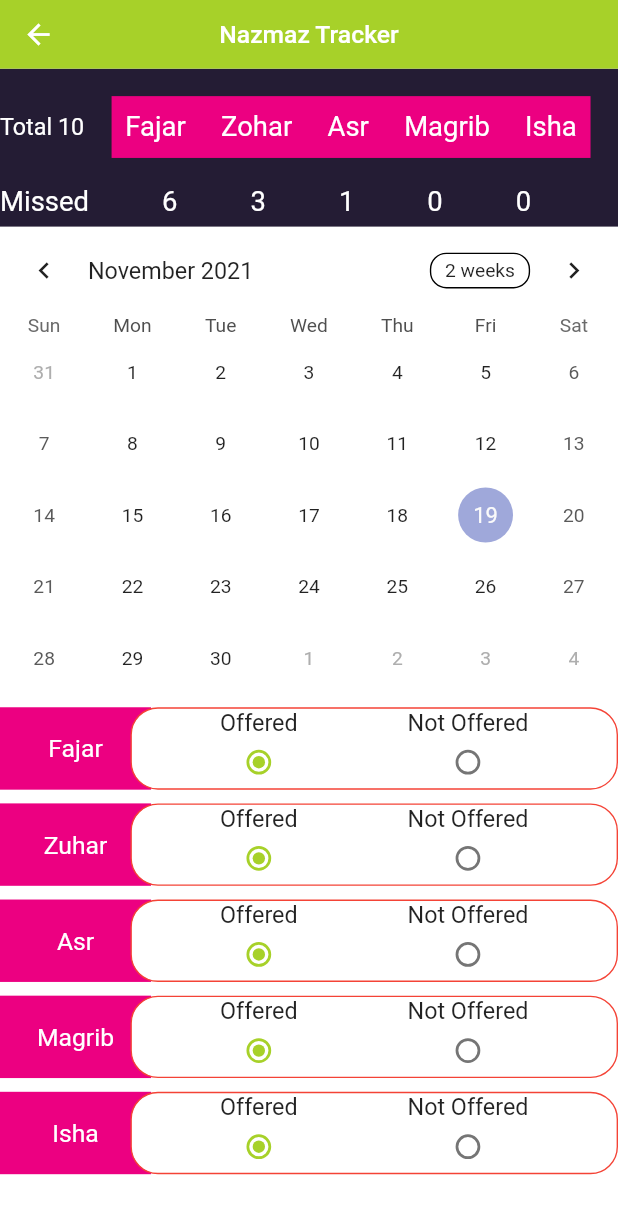
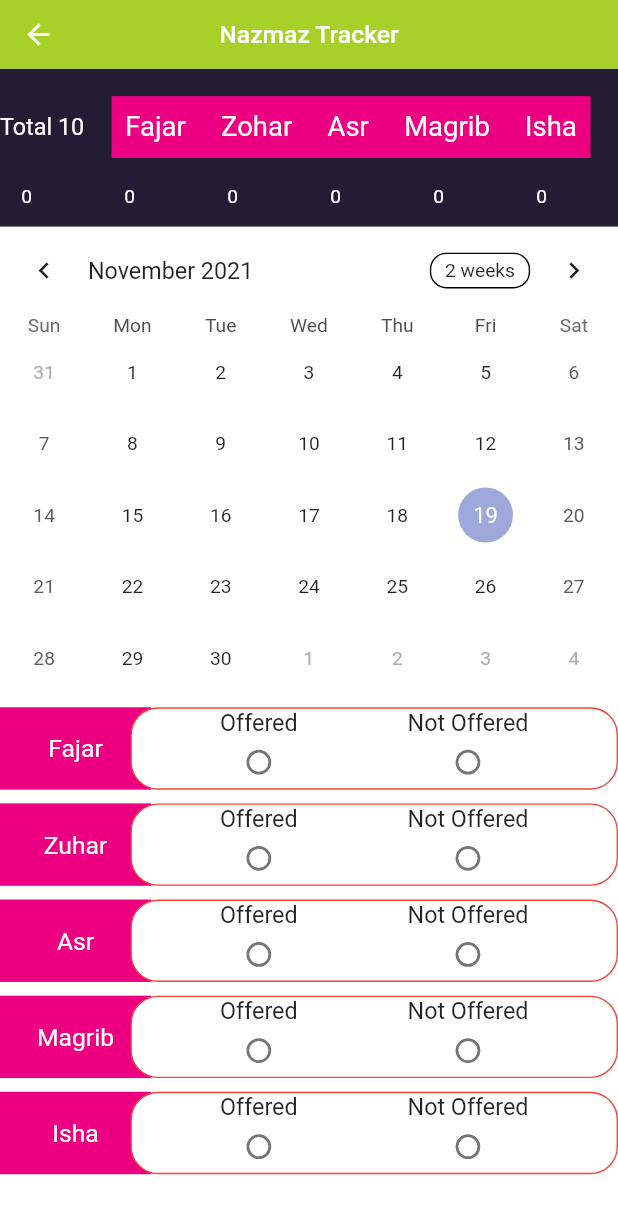
Before and after one commit to Tanzeela97/zong_islamic_web_app, a Flutter app: the NamazTracker screen opened by its route, on a phone screen of 412 x 824 dp. Shown: the top 1214 px of the screen. Run offline on Flutter 3.47's test engine with Material 2 defaults, Android fonts, the phone set to English and light mode, and no system bars; drawn by our look-alikes of table_calendar; our stand-ins replace better_player, bloc, dartz, flutter_bloc, flutter_calendar_carousel, flutter_local_notifications and 6 more; accounts and stored records are empty.

Commit message:
namaz tracking item

```diff
--- a/lib/src/resource/utility/app_string.dart
+++ b/lib/src/resource/utility/app_string.dart
@@ -8,11 +8,11 @@ class AppString {
   static const verify = 'Verify';
   static const resend = 'Resend SMS';
   static const enterYourVerificationNumber = 'Enter Your Verification Number';
-  static const zongIslamic='Zong Islamic';
+  static const zongIslamic = 'Zong Islamic';
   static const deactivate = 'deactivate';
   static const recentlyViewed = 'Recently Viewed';
-  static const suggestedCategories= 'Suggested Categories';
-  static const suggestedVideos= 'Suggested Videos';
+  static const suggestedCategories = 'Suggested Categories';
+  static const suggestedVideos = 'Suggested Videos';
   static const recentlySearched = 'Recently Searched';
   static const trending = 'Trending';
   static const search = 'Search';
@@ -21,8 +21,14 @@ class AppString {
   static const paraWise = 'PARA WISE';
   static const surahWise = 'SURAH WISE';
   static const pillarOfIslam = 'Pillar Of Islam';
+
   //shared Preference keys
   static const auth = 'auth_key';
   static const authNumber = 'auth_number';
-
+  static const fajar = 'Fajar';
+  static const zohar = 'Zohar';
+  static const asr = 'Asr';
+  static const magrib = 'Magrib';
+  static const isha = 'Isha';
+  static const total = 'Total';
 }
--- /dev/null
+++ b/lib/src/resource/utility/app_utility.dart
@@ -0,0 +1,31 @@
+import 'package:flutter/cupertino.dart';
+import 'package:flutter/material.dart';
+import 'package:flutter_local_notifications/flutter_local_notifications.dart';
+import 'package:provider/provider.dart';
+import 'package:zong_islamic_web_app/src/model/prayer_information.dart';
+import 'package:zong_islamic_web_app/src/resource/utility/app_string.dart';
+
+class AppUtility extends ChangeNotifier {
+  static Map<int, int> namazTrackerMap = {
+    0: -1,
+    1: -1,
+    2: -1,
+    3: -1,
+    4: -1,
+  };
+
+  static Map<DateTime, bool> namazOfferedMap = {
+    DateTime.now(): false,
+    DateTime.now(): false,
+    DateTime.now(): false,
+    DateTime.now(): false,
+    DateTime.now(): false,
+  };
+  static Map<int, String> totalNamazCount = {
+    0: AppString.fajar,
+    1: AppString.zohar,
+    2: AppString.asr,
+    3: AppString.magrib,
+    4: AppString.isha,
+  };
+}
--- a/lib/src/ui/page/home_page/namaz_provider/namaz_provider.dart
+++ b/lib/src/ui/page/home_page/namaz_provider/namaz_provider.dart
@@ -1,32 +1,42 @@
 import 'package:flutter/material.dart';
+import 'package:http/http.dart';
+import 'package:shared_preferences/shared_preferences.dart';
+import 'package:zong_islamic_web_app/src/resource/utility/app_string.dart';
+import 'package:zong_islamic_web_app/src/resource/utility/app_utility.dart';
 
-class NamazProvider extends ChangeNotifier {
-  int fajar = 0;
-  int zohar = 0;
-  int asr = 0;
-  int magrib = 0;
-  int isha = 0;
+class NamazData {
+  final SharedPreferences? sharedPreferences;
 
-  void setFajar(int value){
-  fajar=value;
-  notifyListeners();
+  NamazData(this.sharedPreferences);
+
+  int counter = 0;
+
+  setNamazCount(String key) async {
+    SharedPreferences prefs = await SharedPreferences.getInstance();
+    int currentValue = await getNamazCount(key);
+    currentValue = currentValue + 1;
+    prefs.setInt(key, currentValue);
   }
 
-  void setZohar(int value){
-    zohar=value;
-    notifyListeners();
+  int getNamazCount(String key) {
+    counter = (sharedPreferences!.getInt(key) ?? 0);
+    return counter;
   }
-  void setAsr(int value){
-    asr=value;
-   // notifyListeners();
+
+  int getTotalMissed(String key) {
+    int totalmissed = 0;
+    AppUtility.totalNamazCount.forEach((key, value) {
+      totalmissed = getNamazCount(value) + totalmissed;
+    });
+    sharedPreferences!.setInt(key, totalmissed);
+    return totalmissed;
   }
-  void setMagrib(int value){
-    magrib=value;
-    notifyListeners();
+
+  setNamazRowClick(String key, bool status) {
+    sharedPreferences!.setBool(key, status);
   }
-  void setIsha(int value){
-    isha=value;
-    notifyListeners();
+
+  bool getNamazRowClick(String key) {
+    return sharedPreferences!.getBool(key) ?? false;
   }
-  int get fajar => _fajar;
 }
--- a/lib/src/ui/page/home_page/namaz_selection.dart
+++ b/lib/src/ui/page/home_page/namaz_selection.dart
@@ -2,12 +2,29 @@ import 'dart:ui';
 
 import 'package:flutter/cupertino.dart';
 import 'package:flutter/material.dart';
+import 'package:flutter_local_notifications/flutter_local_notifications.dart';
+import 'package:provider/provider.dart';
 import 'package:zong_islamic_web_app/src/resource/utility/app_colors.dart';
+import 'package:zong_islamic_web_app/src/resource/utility/app_utility.dart';
+import 'package:zong_islamic_web_app/src/resource/utility/app_utility.dart';
+import 'package:zong_islamic_web_app/src/resource/utility/app_utility.dart';
+import 'package:zong_islamic_web_app/src/resource/utility/app_utility.dart';
+import 'package:zong_islamic_web_app/src/ui/page/home_page/namaz_provider/namaz_provider.dart';
+import 'package:zong_islamic_web_app/src/ui/widget/namaz_missed_row.dart';
 
 class NamazRow extends StatefulWidget {
   String namaz;
+  int index;
 
-  NamazRow({Key? key, required this.namaz}) : super(key: key);
+
+  ValueChanged<int>? callback;
+
+  NamazRow(
+      {Key? key,
+      required this.namaz,
+      required this.index,
+      required this.callback})
+      : super(key: key);
 
   @override
   State<NamazRow> createState() => _NamazRowState();
@@ -16,19 +33,21 @@ class NamazRow extends StatefulWidget {
 class _NamazRowState extends State<NamazRow> {
   int _radioValue = 0;
 
-  void _handleRadioValueChange(int? value) {
-    setState(() {
-      _radioValue = value!;
-      switch (_radioValue) {
-        case 0:
-          print(_radioValue);
-          break;
-        case 1:
-          print(_radioValue);
-          break;
-      }
-    });
-  }
+  // void handleRadioValueChange(int? value) async{
+  //   setState(() {
+  //     //next otherwise previous
+  //     _radioValue = value?? _radioValue;
+  //     switch (_radioValue) {
+  //       case 0:
+  //         print(_radioValue);
+  //         break;
+  //       case 1:
+
+  //         print(_radioValue);
+  //         break;
+  //     }
+  //   });
+  // }
 
   @override
   Widget build(BuildContext context) {
@@ -70,8 +89,16 @@ class _NamazRowState extends State<NamazRow> {
                 Expanded(
                   child: Radio(
                     value: 0,
-                    groupValue: _radioValue,
-                    onChanged: _handleRadioValueChange,
+                    // groupValue: provider.radioValue,
+                    groupValue:AppUtility.namazTrackerMap[widget.index],
+                    // onChanged: provider.handleRadioValueChange,
+
+                    onChanged: (value) {
+                      widget.callback!(value as int);
+                      setState(() {
+                        AppUtility.namazTrackerMap[widget.index] = value;
+                      });
+                    },
                   ),
                 ),
               ],
@@ -88,8 +115,15 @@ class _NamazRowState extends State<NamazRow> {
                 Expanded(
                   child: Radio(
                     value: 1,
-                    groupValue: _radioValue,
-                    onChanged: _handleRadioValueChange,
+                    // groupValue: provider.radioValue,
+                    groupValue: AppUtility.namazTrackerMap[widget.index],
+                    // onChanged: provider.handleRadioValueChange,
+                    onChanged: (value) {
+                      widget.callback!(value as int);
+                      setState(() {
+                        AppUtility.namazTrackerMap[widget.index] = value;
+                      });
+                    },
                   ),
                 ),
               ],
--- a/lib/src/ui/page/home_page/namaz_tracker.dart
+++ b/lib/src/ui/page/home_page/namaz_tracker.dart
@@ -1,8 +1,16 @@
 import 'package:flutter/cupertino.dart';
 import 'package:flutter/material.dart';
+import 'package:flutter_local_notifications/flutter_local_notifications.dart';
 import 'package:intl/intl.dart';
+import 'package:provider/provider.dart';
 import 'package:table_calendar/table_calendar.dart';
 import 'package:zong_islamic_web_app/src/resource/utility/app_colors.dart';
+import 'package:zong_islamic_web_app/src/resource/utility/app_string.dart';
+import 'package:zong_islamic_web_app/src/resource/utility/app_utility.dart';
+import 'package:zong_islamic_web_app/src/resource/utility/app_utility.dart';
+import 'package:zong_islamic_web_app/src/resource/utility/app_utility.dart';
+import 'package:zong_islamic_web_app/src/ui/page/home_page/namaz_provider/namaz_provider.dart';
+import 'package:zong_islamic_web_app/src/ui/widget/namaz_missed_row.dart';
 import 'package:zong_islamic_web_app/src/ui/widget/widget_appbar.dart';
 
 import 'Calender/calendar_carousel.dart';
@@ -73,54 +81,115 @@ class _NamazTrackerState extends State<NamazTracker> {
                     ),
                   ),
                 ]),
-                Row(
-                  mainAxisAlignment: MainAxisAlignment.spaceBetween,
-                  children: const [
-                    Text(
-                      'Missed',
-                      style: TextStyle(fontSize: 20, color: Colors.white),
-                    ),
-                    Text(
-
-                      '6',
-                      style: TextStyle(fontSize: 20, color: Colors.white),
-                    ),
-                    Text(
-                      '3',
-                      style: TextStyle(fontSize: 20, color: Colors.white),
-                    ),
-                    Text(
-                      '1',
-                      style: TextStyle(fontSize: 20, color: Colors.white),
-                    ),
-                    Text(
-                      '0',
-                      style: TextStyle(fontSize: 20, color: Colors.white),
-                    ),
-
-                    Text(
-                      '0',
-                      style: TextStyle(fontSize: 20, color: Colors.white),
-                    ),
-                    SizedBox(width: 10),
-
-                  ],
-                ),
+                NamazMissed(),
               ],
             ),
           ),
           //calender
           const Calender(),
           const SizedBox(height: 10),
-          NamazRow(namaz: "Fajar"),
+
+          NamazRow(
+            namaz: "Fajar",
+            index: 0,
+            callback: (int value) async {
+              if (value == 1) {
+                bool status = context.read<NamazData>().getNamazRowClick(
+                    "${AppString.fajar}${DateTime.now().day}");
+                if (!status) {
+                  await context
+                      .read<NamazData>()
+                      .setNamazCount(AppString.fajar);
+                  setState(() {});
+                  context.read<NamazData>().setNamazRowClick(
+                      "${AppString.fajar}${DateTime.now().day}", true);
+
+                }
+
+              }
+            },
+          ),
           const SizedBox(height: 10),
-          NamazRow(namaz: "Zuhar"),
+          NamazRow(
+              namaz: "Zuhar",
+              index: 1,
+              callback: (int value) async {
+                if (value == 1) {
+                  bool status = context.read<NamazData>().getNamazRowClick(
+                      "${AppString.zohar}${DateTime.now().day}");
+                  if (!status) {
+                    context.read<NamazData>().setNamazRowClick(
+                        "${AppString.zohar}${DateTime.now().day}", true);
+                    await context
+                        .read<NamazData>()
+                        .setNamazCount(AppString.zohar);
+                    setState(() {});
+                  }
+                }
+              }),
+
           const SizedBox(height: 10),
-          NamazRow(namaz: "Asr"),
+          NamazRow(
+            namaz: "Asr",
+            index: 2,
+            callback: (int value) async {
+              if (value == 1) {
+                bool status = context
+                    .read<NamazData>()
+                    .getNamazRowClick("${AppString.asr}${DateTime.now().day}");
+                print(status);
+                if (!status) {
+                  context.read<NamazData>().setNamazRowClick(
+                      "${AppString.asr}${DateTime.now().day}", true);
+                  await context
+                      .read<NamazData>()
+                      .setNamazCount(AppString.asr);
+                  setState(() {});
+                }
+              }
+            },
+          ),
           const SizedBox(height: 10),
-          NamazRow(namaz: "Magrib"),
+          NamazRow(
+            namaz: "Magrib",
+            index: 3,
+            callback: (int value) async {
+              if (value == 1) {
+                bool status = context.read<NamazData>().getNamazRowClick(
+                    "${AppString.magrib}${DateTime.now().day}");
+                print(status);
+                if (!status) {
+                  context.read<NamazData>().setNamazRowClick(
+                      "${AppString.magrib}${DateTime.now().day}", true);
+                  await context
+                      .read<NamazData>()
+                      .setNamazCount(AppString.magrib);
+                  setState(() {});
+                }
+              }
+            },
+          ),
           const SizedBox(height: 10),
-          NamazRow(namaz: "Isha"),
+          NamazRow(
+            namaz: "Isha",
+            index: 4,
+            callback: (int value) async {
+              if (value == 1) {
+                bool status = context
+                    .read<NamazData>()
+                    .getNamazRowClick("${AppString.isha}${DateTime.now().day}");
+                print(status);
+                if (!status) {
+                  context.read<NamazData>().setNamazRowClick(
+                      "${AppString.isha}${DateTime.now().day}", true);
+                  await context
+                      .read<NamazData>()
+                      .setNamazCount(AppString.isha);
+                  setState(() {});
+                }
+              }
+            },
+          ),
 
 //Radio
         ]),
--- /dev/null
+++ b/lib/src/ui/widget/namaz_missed_row.dart
@@ -0,0 +1,59 @@
+import 'package:flutter/cupertino.dart';
+import 'package:flutter/material.dart';
+import 'package:provider/provider.dart';
+import 'package:shared_preferences/shared_preferences.dart';
+import 'package:zong_islamic_web_app/src/resource/utility/app_string.dart';
+import 'package:zong_islamic_web_app/src/ui/page/home_page/namaz_provider/namaz_provider.dart';
+
+class NamazMissed extends StatelessWidget {
+  const NamazMissed({Key? key}) : super(key: key);
+
+  @override
+  Widget build(BuildContext context) {
+
+    return Row(
+      mainAxisAlignment: MainAxisAlignment.spaceAround,
+      children: [
+        textrow(context
+            .read<NamazData>()
+            .getTotalMissed(AppString.total)
+            .toString()),
+        const SizedBox(width: 5),
+        textrow(
+           context.read<NamazData>().getNamazCount(AppString.fajar).toString()
+          ),
+        const SizedBox(width: 5),
+        textrow(
+            context.read<NamazData>().getNamazCount(AppString.zohar).toString()
+        ),
+        const SizedBox(width: 5),
+        textrow(
+            context.read<NamazData>().getNamazCount(AppString.asr).toString()
+        ),
+        const SizedBox(width: 5),
+        textrow(
+            context.read<NamazData>().getNamazCount(AppString.magrib).toString()
+        ),
+        const SizedBox(width: 5),
+        textrow(
+            context.read<NamazData>().getNamazCount(AppString.isha).toString()
+        ),
+        const SizedBox(width: 5),
+      ],
+    );
+  }
+}
+
+class textrow extends StatelessWidget {
+  final String text;
+
+  const textrow(this.text);
+
+  @override
+  Widget build(BuildContext context) {
+    return Text(
+      text.toString(),
+      style: const TextStyle(color: Colors.white),
+    );
+  }
+}
```
Also changed, not shown: lib/my_app.dart (+6 -1 lines). Lines whose indentation alone changed are shown as unchanged.
